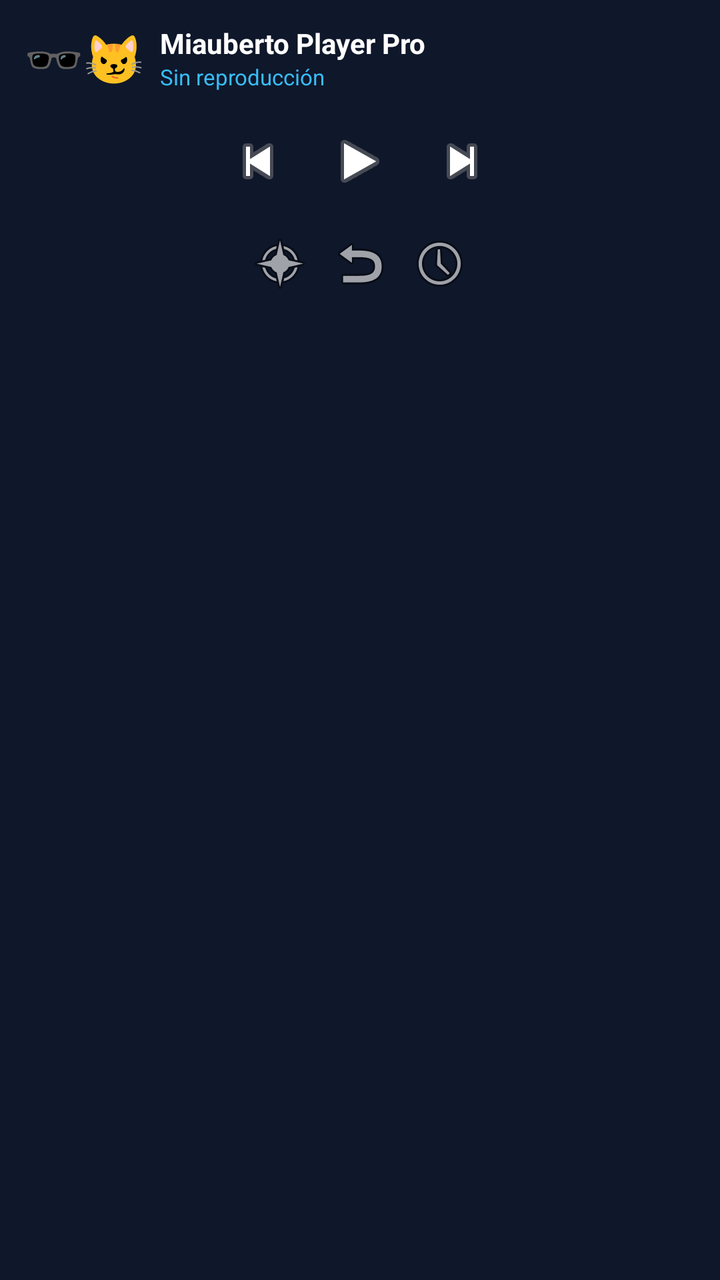
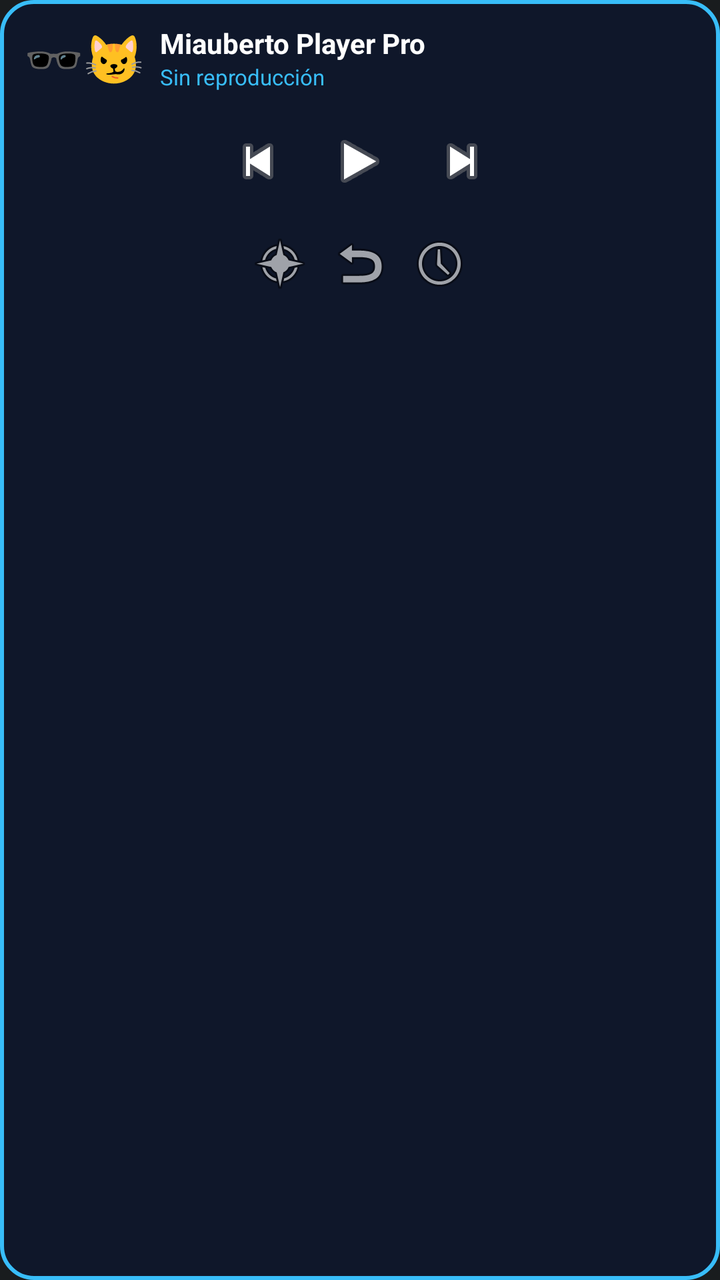

Screens rendered from an Android XML layout before and after an edit, with the pre-edit source and the edit as a unified diff.
<!-- AndroidManifest.xml: application theme android:Theme.DeviceDefault.NoActionBar -->
<!-- res/layout/miauberto_widget_pro_layout.xml -->
<?xml version="1.0" encoding="utf-8"?>
<LinearLayout xmlns:android="http://schemas.android.com/apk/res/android"
    android:layout_width="match_parent"
    android:layout_height="wrap_content"
    android:background="#0F172A"
    android:orientation="vertical"
    android:padding="12dp">

    
    <LinearLayout
        android:layout_width="match_parent"
        android:layout_height="wrap_content"
        android:gravity="center_vertical"
        android:orientation="horizontal">

        <TextView
            android:id="@+id/widget_cat_emoji"
            android:layout_width="wrap_content"
            android:layout_height="wrap_content"
            android:paddingEnd="8dp"
            android:text="🕶️😼"
            android:textSize="24sp" />

        <LinearLayout
            android:layout_width="0dp"
            android:layout_height="wrap_content"
            android:layout_weight="1"
            android:orientation="vertical">

            <TextView
                android:id="@+id/widget_title"
                android:layout_width="match_parent"
                android:layout_height="wrap_content"
                android:ellipsize="end"
                android:maxLines="1"
                android:text="Miauberto Player Pro"
                android:textColor="#FFFFFF"
                android:textSize="14sp"
                android:textStyle="bold" />

            <TextView
                android:id="@+id/widget_status"
                android:layout_width="match_parent"
                android:layout_height="wrap_content"
                android:ellipsize="end"
                android:maxLines="1"
                android:text="Sin reproducción"
                android:textColor="#38BDF8"
                android:textSize="11sp" />
        </LinearLayout>
    </LinearLayout>

    
    <LinearLayout
        android:layout_width="match_parent"
        android:layout_height="wrap_content"
        android:gravity="center"
        android:orientation="horizontal"
        android:paddingTop="8dp">

        <ImageButton
            android:id="@+id/btn_widget_prev"
            android:layout_width="48dp"
            android:layout_height="48dp"
            android:background="?android:attr/selectableItemBackground"
            android:src="@android:drawable/ic_media_previous" />

        <ImageButton
            android:id="@+id/btn_widget_play"
            android:layout_width="54dp"
            android:layout_height="54dp"
            android:background="?android:attr/selectableItemBackground"
            android:src="@android:drawable/ic_media_play" />

        <ImageButton
            android:id="@+id/btn_widget_next"
            android:layout_width="48dp"
            android:layout_height="48dp"
            android:background="?android:attr/selectableItemBackground"
            android:src="@android:drawable/ic_media_next" />
    </LinearLayout>

    
    <LinearLayout
        android:layout_width="match_parent"
        android:layout_height="wrap_content"
        android:gravity="center"
        android:orientation="horizontal"
        android:paddingTop="4dp">

        <ImageButton
            android:id="@+id/btn_widget_shuffle"
            android:layout_width="40dp"
            android:layout_height="40dp"
            android:background="?android:attr/selectableItemBackground"
            android:src="@android:drawable/ic_menu_compass" />

        <ImageButton
            android:id="@+id/btn_widget_repeat"
            android:layout_width="40dp"
            android:layout_height="40dp"
            android:background="?android:attr/selectableItemBackground"
            android:src="@android:drawable/ic_menu_revert" />

        <ImageButton
            android:id="@+id/btn_widget_sleep"
            android:layout_width="40dp"
            android:layout_height="40dp"
            android:background="?android:attr/selectableItemBackground"
            android:src="@android:drawable/ic_menu_recent_history" />
    </LinearLayout>
</LinearLayout>
<!-- resources referenced by this layout -->
<resources>

</resources>

<!-- the commit's change to res/layout/miauberto_widget_pro_layout.xml (unified diff, before → after) -->
@@ -2,7 +2,7 @@
 <LinearLayout xmlns:android="http://schemas.android.com/apk/res/android"
     android:layout_width="match_parent"
     android:layout_height="wrap_content"
-    android:background="#0F172A"
+    android:background="@drawable/widget_border_frame"
     android:orientation="vertical"
     android:padding="12dp">
 
<!-- resource entries referenced after the edit -->
@@ -1,5 +1,20 @@
 <!-- resources referenced by this layout -->
 <resources>
-
+  <!-- drawable widget_border_frame (drawable) -->
+  <?xml version="1.0" encoding="utf-8"?>
+  <shape xmlns:android="http://schemas.android.com/apk/res/android"
+      android:shape="rectangle">
+      
+      
+      <solid android:color="#0F172A" />
+      
+      
+      <stroke
+          android:width="2dp"
+          android:color="#38BDF8" />
+          
+      
+      <corners android:radius="16dp" />
+  </shape>
 </resources>
 
